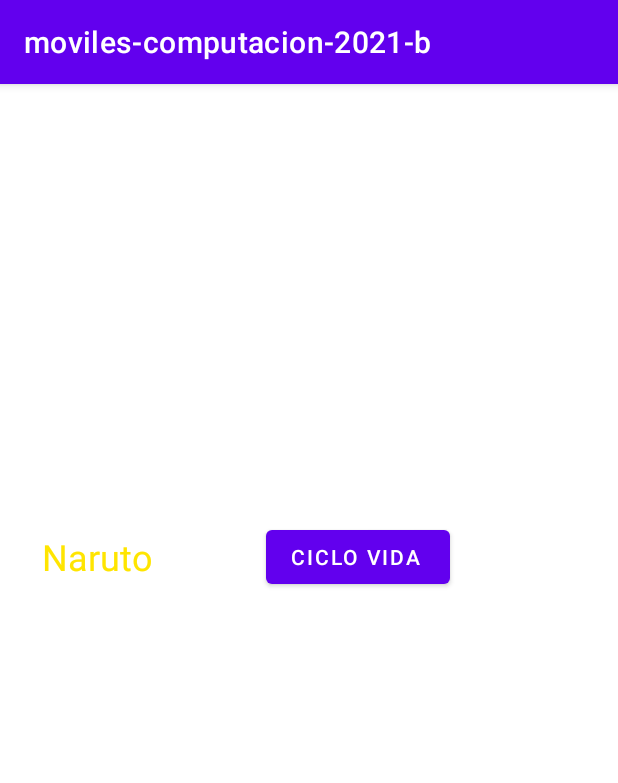
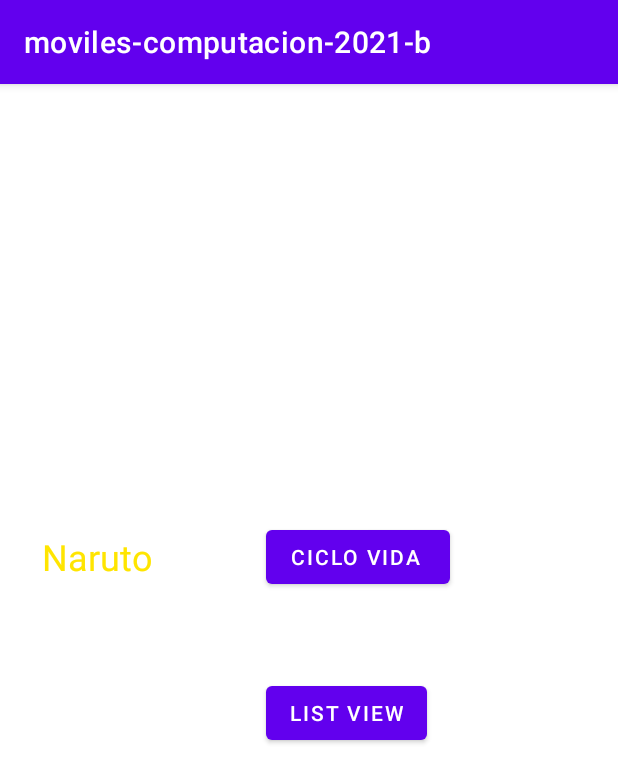
Before and after one commit to 2021-a-moviles-computacion/mov-comp-garcia-cuvi-andres-wladimir, an Android app: the screen it shows after launch (MainActivity), on a phone screen of 412 x 824 dp. Shown: the top 783 px of the screen. Run offline under Robolectric (Android 15) with nearby library versions, the phone set to English and light mode, and no system bars.

```diff
--- a/02-android/app/src/main/AndroidManifest.xml
+++ b/02-android/app/src/main/AndroidManifest.xml
@@ -9,7 +9,8 @@
         android:roundIcon="@mipmap/ic_launcher_round"
         android:supportsRtl="true"
         android:theme="@style/Theme.Movilescomputacion2021b">
-        <activity android:name=".ACicloVida"></activity>
+        <activity android:name=".BListView"></activity>
+        <activity android:name=".ACicloVida" />
         <activity android:name=".MainActivity">
             <intent-filter>
                 <action android:name="android.intent.action.MAIN" />
--- a/02-android/app/src/main/java/com/example/moviles_computacion_2021_b/MainActivity.kt
+++ b/02-android/app/src/main/java/com/example/moviles_computacion_2021_b/MainActivity.kt
@@ -9,20 +9,35 @@ class MainActivity : AppCompatActivity() {
     override fun onCreate(savedInstanceState: Bundle?) {
         super.onCreate(savedInstanceState)
         setContentView(R.layout.activity_main)
+//     Botón para ir a la Actividad ACicloVida
         val btnIrACicloVida = findViewById<Button>(
             R.id.btnCicloVida
         )
 
         btnIrACicloVida.setOnClickListener{
-            abrirCicloVida()
+            abrirActividad(ACicloVida::class.java)
         }
+
+//     Botón para ir a la Actividad ACicloVida
+
+        val btnIrBListView = findViewById<Button>(
+            R.id.btnIrListView
+        )
+
+        btnIrBListView.setOnClickListener{
+            abrirActividad(BListView::class.java)
+        }
+
+
 
     }
 
-    fun abrirCicloVida(){
+    fun abrirActividad(
+        clase: Class<*>
+    ){
         val intentExplicito = Intent(
             this,
-            ACicloVida::class.java
+            clase
         )
         this.startActivity(intentExplicito);
     }
--- a/02-android/app/src/main/res/layout/activity_main.xml
+++ b/02-android/app/src/main/res/layout/activity_main.xml
@@ -32,4 +32,15 @@
         app:layout_constraintStart_toEndOf="@+id/textView"
         app:layout_constraintTop_toTopOf="@+id/textView" />
 
+    <Button
+        android:id="@+id/btnIrListView"
+        android:layout_width="wrap_content"
+        android:layout_height="wrap_content"
+        android:layout_marginTop="56dp"
+        android:text="LIST VIEW"
+        app:layout_constraintEnd_toEndOf="@+id/btnCicloVida"
+        app:layout_constraintHorizontal_bias="0.0"
+        app:layout_constraintStart_toStartOf="@+id/btnCicloVida"
+        app:layout_constraintTop_toBottomOf="@+id/btnCicloVida" />
+
 </androidx.constraintlayout.widget.ConstraintLayout>
```
Also changed, not shown: 02-android/app/src/main/res/layout/activity_blist_view.xml (+9 -0 lines).
